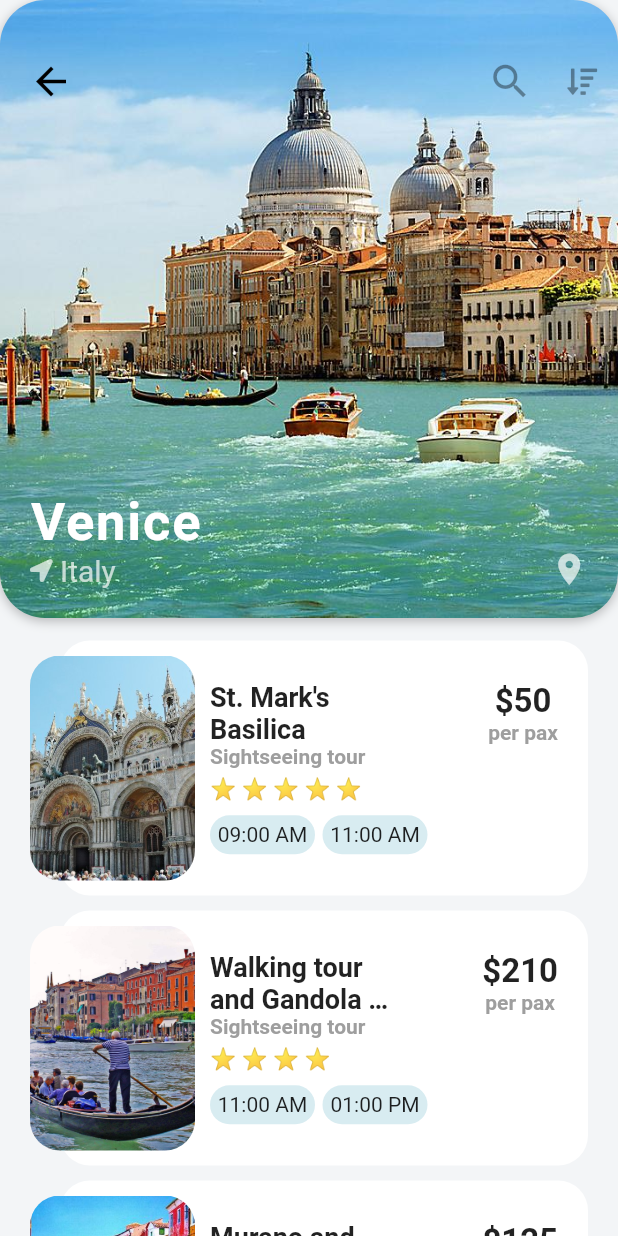
After one commit to CodePantheon/FlutterRepo, a Flutter app: the screen it shows after launch, after a tap on an icon or button, on a phone screen of 412 x 824 dp. The commit adds this screen. Run offline on Flutter 3.47's test engine with Material 2 defaults, Android fonts, the phone set to English and light mode, and no system bars; our stand-ins replace font_awesome_flutter; network calls fail.

Commit message:
Created initial version of Travel App with Flutter

```diff
--- a/travel_app/lib/models/destination.dart
+++ b/travel_app/lib/models/destination.dart
@@ -35,7 +35,31 @@ final List<Activity> activities = [
       rating: 4
   ),
   Activity(
-      imageUrl: "assets/images/smurano.jpg",
+      imageUrl: "assets/images/murano.jpg",
+      name: "Murano and Burano Tour",
+      type: "Sightseeing tour",
+      startTimes: ["12:30 PM", "02:00 PM"],
+      price: 125,
+      rating: 3
+  ),
+  Activity(
+      imageUrl: "assets/images/stmarksbasilica.jpg",
+      name: "St. Mark's Basilica",
+      type: "Sightseeing tour",
+      startTimes: ["09:00 AM", "11:00 AM"],
+      price: 50,
+      rating: 5
+  ),
+  Activity(
+      imageUrl: "assets/images/gondola.jpg",
+      name: "Walking tour and Gandola Ride",
+      type: "Sightseeing tour",
+      startTimes: ["11:00 AM", "01:00 PM"],
+      price: 210,
+      rating: 4
+  ),
+  Activity(
+      imageUrl: "assets/images/murano.jpg",
       name: "Murano and Burano Tour",
       type: "Sightseeing tour",
       startTimes: ["12:30 PM", "02:00 PM"],
--- /dev/null
+++ b/travel_app/lib/screens/DestinationScreen.dart
@@ -0,0 +1,228 @@
+import 'package:flutter/material.dart';
+import 'package:font_awesome_flutter/font_awesome_flutter.dart';
+import 'package:travel_app/models/Activity.dart';
+import 'package:travel_app/models/destination.dart';
+
+class DestinationScreen extends StatefulWidget {
+  final Destination _destination;
+
+  DestinationScreen(this._destination);
+
+  @override
+  _DestinationScreenState createState() => _DestinationScreenState();
+}
+
+class _DestinationScreenState extends State<DestinationScreen> {
+  @override
+  Widget build(BuildContext context) {
+    return Scaffold(
+        body: Column(
+      children: <Widget>[
+        _buildTopImage(context),
+        _buildDestinationList(),
+      ],
+    ));
+  }
+
+  Widget _buildTopImage(BuildContext context) {
+    return Stack(children: <Widget>[
+      Container(
+        height: MediaQuery.of(context).size.width,
+        decoration: BoxDecoration(
+            borderRadius: BorderRadius.circular(30.0),
+            boxShadow: [
+              BoxShadow(
+                  color: Colors.black26,
+                  blurRadius: 6.0,
+                  offset: Offset(0.0, 2.0))
+            ]),
+        child: Hero(
+          tag: "${widget._destination.imageUrl}",
+          child: ClipRRect(
+            borderRadius: BorderRadius.circular(30.0),
+            child: Image(
+              image: AssetImage(widget._destination.imageUrl),
+              fit: BoxFit.cover,
+            ),
+          ),
+        ),
+      ),
+      Padding(
+        padding: const EdgeInsets.only(left: 10.0, top: 30.0),
+        child: Row(
+            mainAxisAlignment: MainAxisAlignment.spaceBetween,
+            children: <Widget>[
+              IconButton(
+                  icon: Icon(Icons.arrow_back),
+                  iconSize: 30.0,
+                  color: Colors.black,
+                  onPressed: () => Navigator.pop(context)),
+              Row(
+                children: <Widget>[
+                  IconButton(
+                      icon: Icon(Icons.search),
+                      iconSize: 30.0,
+                      color: Colors.black,
+                      onPressed: null),
+                  IconButton(
+                      icon: Icon(FontAwesomeIcons.sortAmountDown),
+                      iconSize: 20.0,
+                      color: Colors.black,
+                      onPressed: null),
+                ],
+              )
+            ]),
+      ),
+      Positioned(
+        left: 20.0,
+        bottom: 20.0,
+        child: Column(
+            crossAxisAlignment: CrossAxisAlignment.start,
+            children: <Widget>[
+              Text(
+                widget._destination.city,
+                style: TextStyle(
+                    color: Colors.white,
+                    fontSize: 35.0,
+                    fontWeight: FontWeight.w600,
+                    letterSpacing: 1.2),
+              ),
+              Row(
+                children: <Widget>[
+                  Icon(
+                    FontAwesomeIcons.locationArrow,
+                    size: 15.0,
+                    color: Colors.white70,
+                  ),
+                  SizedBox(width: 5.0),
+                  Text(widget._destination.country,
+                      style: TextStyle(color: Colors.white70, fontSize: 20.0))
+                ],
+              )
+            ]),
+      ),
+      Positioned(
+        right: 20.0,
+        bottom: 20.0,
+        child: Icon(
+          Icons.location_on,
+          size: 25.0,
+          color: Colors.white70,
+        ),
+      )
+    ]);
+  }
+
+  Widget _buildDestinationList() {
+    return Expanded(
+      child: ListView.builder(
+        padding: EdgeInsets.only(top: 10.0, bottom: 15.0),
+          itemCount: widget._destination.activities.length,
+          itemBuilder: (BuildContext context, int index) {
+            return _buildDestinationListItem(
+                widget._destination.activities[index]);
+          }),
+    );
+  }
+
+  Widget _buildDestinationListItem(Activity activity) {
+    return Stack(
+      children: <Widget>[
+        Container(
+          margin: EdgeInsets.fromLTRB(40.0, 5.0, 20.0, 5.0),
+          height: 170.0,
+          width: double.infinity,
+          decoration: BoxDecoration(
+            color: Colors.white,
+            borderRadius: BorderRadius.circular(20.0),
+          ),
+          child: Padding(
+            padding: EdgeInsets.fromLTRB(100.0, 20.0, 20.0, 20.0),
+            child: Column(
+              crossAxisAlignment: CrossAxisAlignment.start,
+              mainAxisAlignment: MainAxisAlignment.center,
+              children: <Widget>[
+                Row(
+                  mainAxisAlignment: MainAxisAlignment.spaceBetween,
+                  children: <Widget>[
+                    Container(
+                      width: 120.0,
+                      child: Text(
+                        activity.name,
+                        style: TextStyle(
+                            fontSize: 18.0, fontWeight: FontWeight.w600),
+                        overflow: TextOverflow.ellipsis,
+                        maxLines: 2,
+                      ),
+                    ),
+                    Column(
+                      children: <Widget>[
+                        Text("\$${activity.price}",
+                            style: TextStyle(
+                                fontSize: 22.0, fontWeight: FontWeight.w600)),
+                        Text("per pax",
+                            style: TextStyle(
+                                fontWeight: FontWeight.w600,
+                                color: Colors.grey))
+                      ],
+                    )
+                  ],
+                ),
+                Text(activity.type,
+                    style: TextStyle(
+                        fontWeight: FontWeight.w600, color: Colors.grey)),
+                SizedBox(height: 5.0),
+                _buildRatingStarts(activity.rating),
+                SizedBox(height: 10.0),
+                Row(
+                  children: <Widget>[
+                    Container(
+                        padding: EdgeInsets.all(5.0),
+                        width: 70.0,
+                        decoration: BoxDecoration(
+                            borderRadius: BorderRadius.circular(20.0),
+                            color: Theme.of(context).accentColor),
+                        child: Text(activity.startTimes[0]),
+                        alignment: Alignment.center),
+                    SizedBox(width: 5.0),
+                    Container(
+                        padding: EdgeInsets.all(5.0),
+                        width: 70.0,
+                        decoration: BoxDecoration(
+                            borderRadius: BorderRadius.circular(20.0),
+                            color: Theme.of(context).accentColor),
+                        child: Text(activity.startTimes[1]),
+                        alignment: Alignment.center)
+                  ],
+                )
+              ],
+            ),
+          ),
+        ),
+        Positioned(
+          left: 20.0,
+          top: 15.0,
+          bottom: 15.0,
+          child: ClipRRect(
+            borderRadius: BorderRadius.circular(20.0),
+            child: Image(
+              width: 110.0,
+              image: AssetImage(activity.imageUrl),
+              fit: BoxFit.cover,
+            ),
+          ),
+        )
+      ],
+    );
+  }
+
+  Widget _buildRatingStarts(int ratings) {
+    String stars = "";
+    for (int i = 0; i < ratings; i++) {
+      stars += "⭐ ";
+    }
+
+    stars.trimRight();
+    return Text(stars);
+  }
+}
--- a/travel_app/lib/widgets/DestinationSlider.dart
+++ b/travel_app/lib/widgets/DestinationSlider.dart
@@ -1,6 +1,8 @@
+import 'package:flutter/cupertino.dart';
 import 'package:flutter/material.dart';
 import 'package:font_awesome_flutter/font_awesome_flutter.dart';
 import 'package:travel_app/models/destination.dart';
+import 'package:travel_app/screens/DestinationScreen.dart';
 
 class DestinationSlider extends StatelessWidget {
   @override
@@ -54,7 +56,9 @@ class DestinationSlider extends StatelessWidget {
   Widget _buildDestinationListItem(BuildContext context, int index) {
     Destination destination = destinations[index];
 
-    return Container(
+    return GestureDetector(
+      onTap: () => _goToDestinationPage(context, destination),
+      child: Container(
         width: 210.0,
         margin: EdgeInsets.fromLTRB(10.0, 10.0, 5.0, 10.0),
         child: Stack(
@@ -99,7 +103,9 @@ class DestinationSlider extends StatelessWidget {
                   ]),
               child: Stack(
                 children: <Widget>[
-                ClipRRect(
+                  Hero(
+                    tag: "${destination.imageUrl}$index",
+                    child: ClipRRect(
                         borderRadius: BorderRadius.circular(20.0),
                         child: Image(
                           height: 180.0,
@@ -107,6 +113,7 @@ class DestinationSlider extends StatelessWidget {
                           image: AssetImage(destination.imageUrl),
                           fit: BoxFit.cover,
                         )),
+                  ),
                   Positioned(
                     left: 10.0,
                     bottom: 10.0,
@@ -130,8 +137,7 @@ class DestinationSlider extends StatelessWidget {
                               ),
                               SizedBox(width: 5.0),
                               Text("${destination.country}",
-                                style: TextStyle(color: Colors.white)
-                            )
+                                  style: TextStyle(color: Colors.white))
                             ],
                           )
                         ]),
@@ -141,6 +147,12 @@ class DestinationSlider extends StatelessWidget {
             )
           ],
         ),
+      ),
     );
   }
+
+  void _goToDestinationPage(BuildContext context, Destination destination) {
+    Navigator.push(context,
+        MaterialPageRoute(builder: (_) => DestinationScreen(destination)));
   }
+}
```
Lines whose indentation alone changed are shown as unchanged.
